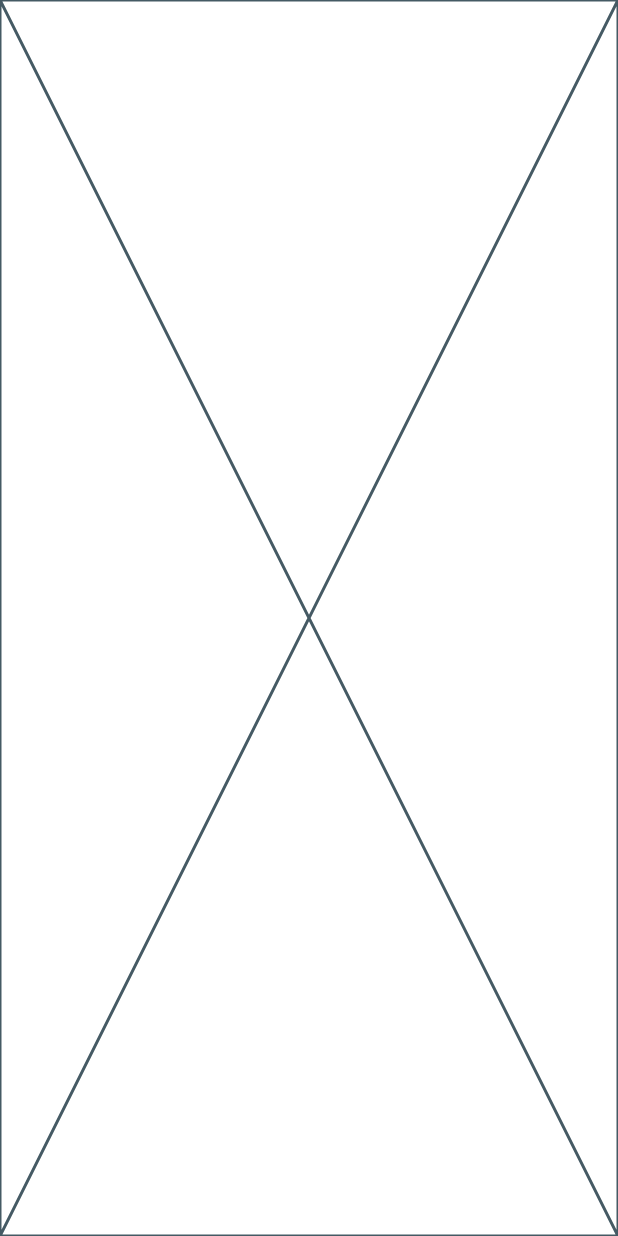
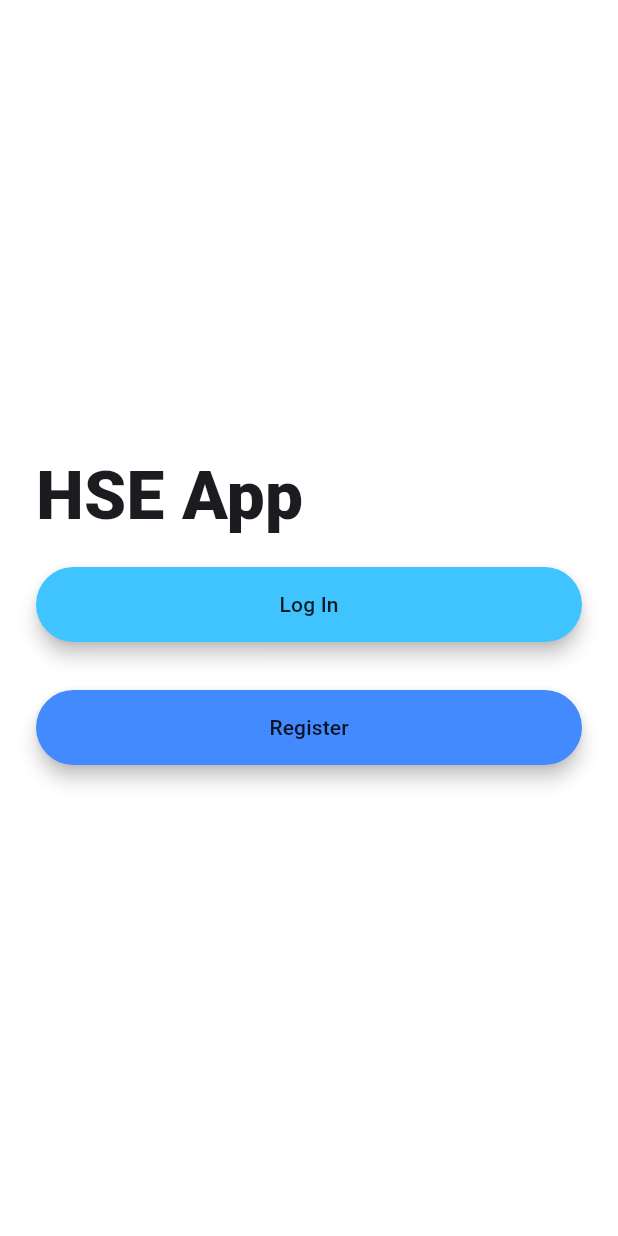
Before and after one commit to EvanBinu/HSE-App, a Flutter app: the screen it shows after launch, on a phone screen of 412 x 824 dp. Run offline on Flutter 3.47's test engine with Material 3 defaults, Android fonts, the phone set to English and light mode, and no system bars; our stand-ins replace firebase_core; accounts and stored records are empty.

Commit message:
Welcome screen

```diff
--- /dev/null
+++ b/lib/constants.dart
@@ -0,0 +1,87 @@
+import 'package:flutter/material.dart';
+
+const kSendButtonTextStyle = TextStyle(
+  color: Colors.lightBlueAccent,
+  fontWeight: FontWeight.bold,
+  fontSize: 18.0,
+);
+
+const kMessageTextFieldDecoration = InputDecoration(
+  contentPadding: EdgeInsets.symmetric(vertical: 10.0, horizontal: 20.0),
+  hintText: 'Type your message here...',
+  border: InputBorder.none,
+);
+
+const kMessageContainerDecoration = BoxDecoration(
+  border: Border(top: BorderSide(color: Colors.lightBlueAccent, width: 2.0)),
+);
+
+class RoundedButton extends StatelessWidget {
+  final Color color;
+  final String title;
+  final VoidCallback onPressed;
+
+  const RoundedButton({
+    required this.color,
+    required this.title,
+    required this.onPressed,
+    super.key,
+  });
+
+  @override
+  Widget build(BuildContext context) {
+    return Padding(
+      padding: const EdgeInsets.symmetric(vertical: 16.0),
+      child: Material(
+        elevation: 5.0,
+        color: color,
+        borderRadius: BorderRadius.circular(30.0),
+        child: MaterialButton(
+          onPressed: onPressed,
+          minWidth: 200.0,
+          height: 50.0,
+          child: Text(title),
+        ),
+      ),
+    );
+  }
+}
+
+class RoundedTextField extends StatelessWidget {
+  final String hintText;
+  final bool isPassword;
+  final ValueChanged<String> onChanged;
+
+  const RoundedTextField({
+    required this.hintText,
+    required this.onChanged,
+    this.isPassword = false,
+  });
+
+  @override
+  Widget build(BuildContext context) {
+    return TextField(
+      obscureText: isPassword,
+      onChanged: onChanged,
+      style: const TextStyle(color: Colors.black),
+      decoration: InputDecoration(
+        hintText: hintText,
+        contentPadding: const EdgeInsets.symmetric(
+          vertical: 10.0,
+          horizontal: 20.0,
+        ),
+        border: const OutlineInputBorder(
+          borderRadius: BorderRadius.all(Radius.circular(32.0)),
+        ),
+        enabledBorder: const OutlineInputBorder(
+          borderSide: BorderSide(color: Colors.lightBlueAccent, width: 1.0),
+          borderRadius: BorderRadius.all(Radius.circular(32.0)),
+        ),
+        focusedBorder: const OutlineInputBorder(
+          borderSide: BorderSide(color: Colors.lightBlueAccent, width: 2.0),
+          borderRadius: BorderRadius.all(Radius.circular(32.0)),
+        ),
+      ),
+    );
+  }
+}
--- a/lib/main.dart
+++ b/lib/main.dart
@@ -9,9 +9,7 @@ import 'pages/register_page.dart';
 import 'pages/report_submission_page.dart';
 import 'services/firestore_service.dart';
 
-Future<void> main() async {
-  WidgetsFlutterBinding.ensureInitialized();
-  await Firebase.initializeApp();
+void main() {
   runApp(const MyApp());
 }
 
--- a/lib/pages/welcome_screen.dart
+++ b/lib/pages/welcome_screen.dart
@@ -1,10 +1,48 @@
 import 'package:flutter/material.dart';
+import 'login_page.dart';
+import 'register_page.dart';
+import '../constants.dart';
 
-class WelcomeScreen extends StatelessWidget {
+class WelcomeScreen extends StatefulWidget {
   const WelcomeScreen({super.key});
   static String id = 'welcome_screen';
+
+  @override
+  State<WelcomeScreen> createState() => _WelcomeScreenState();
+}
+
+class _WelcomeScreenState extends State<WelcomeScreen> {
   @override
   Widget build(BuildContext context) {
-    return const Placeholder();
+    return Scaffold(
+      backgroundColor: Colors.white,
+      body: Padding(
+        padding: EdgeInsets.symmetric(horizontal: 24.0),
+        child: Column(
+          mainAxisAlignment: MainAxisAlignment.center,
+          crossAxisAlignment: CrossAxisAlignment.stretch,
+          children: [
+            Text(
+              'HSE App',
+              style: TextStyle(fontSize: 45.0, fontWeight: FontWeight.w900),
+            ),
+            RoundedButton(
+              color: Colors.lightBlueAccent,
+              title: 'Log In',
+              onPressed: () {
+                Navigator.pushNamed(context, LoginPage.id);
+              },
+            ),
+            RoundedButton(
+              color: Colors.blueAccent,
+              title: 'Register',
+              onPressed: () {
+                Navigator.pushNamed(context, RegisterPage.id);
+              },
+            ),
+          ],
+        ),
+      ),
+    );
   }
 }
```
